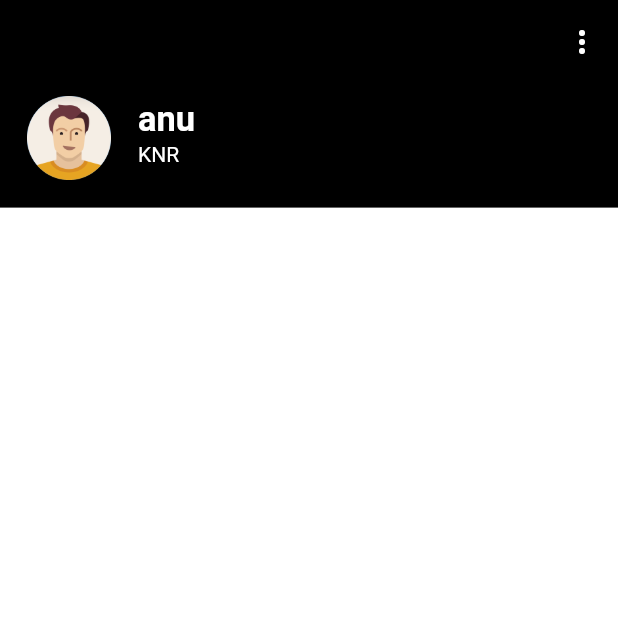
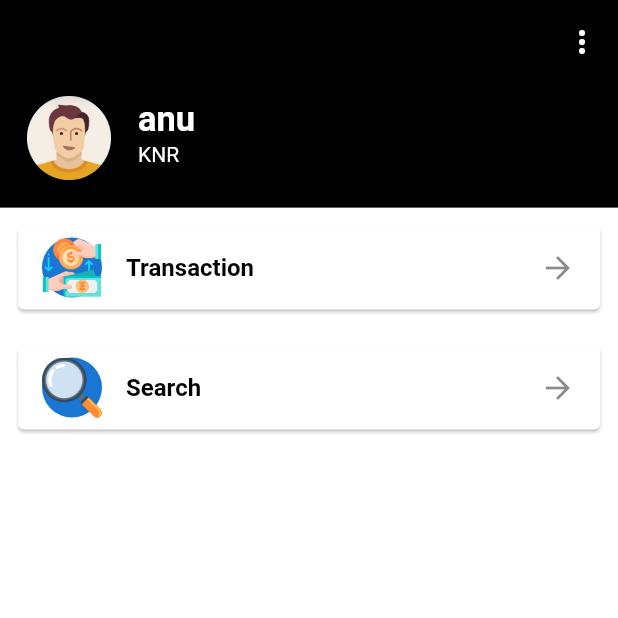
Before and after one commit to vegaKannur12/gulferp, a Flutter app: the screen it shows after launch, on a phone screen of 412 x 824 dp, the top half of it. Run offline on Flutter 3.47's test engine with Material 2 defaults, Android fonts, the phone set to English and light mode, and no system bars; our stand-ins replace connectivity_plus, device_info_plus, flutter_spinkit, google_fonts, lottie, permission_handler and 2 more; accounts and stored records are empty.

Commit message:
dashboard

```diff
--- a/lib/screen/dashboard/maindashBoard.dart
+++ b/lib/screen/dashboard/maindashBoard.dart
@@ -89,6 +89,66 @@ class _MainDashboardState extends State<MainDashboard> {
                 ),
                 color: P_Settings.loginPagetheme,
               ),
+              Padding(
+                padding: const EdgeInsets.all(8.0),
+                child: Card(
+                  child: ListTile(
+                    onTap: () {
+                      // Provider.of<Controller>(context, listen: false)
+                      //     .getTransactionList(context);
+
+                      // Navigator.push(
+                      //   context,
+                      //   MaterialPageRoute(
+                      //       builder: (context) => TransactionPage()),
+                      // );
+                    },
+                    leading: CircleAvatar(
+                        radius: 20, child: Image.asset("asset/exchanging.png")),
+                    trailing: Icon(Icons.arrow_forward),
+                    title: Text(
+                      "Transaction",
+                      style: GoogleFonts.aBeeZee(
+                        textStyle: Theme.of(context).textTheme.bodyText2,
+                        fontSize: 16,
+                        fontWeight: FontWeight.bold,
+                        color: P_Settings.loginPagetheme,
+                      ),
+                    ),
+                  ),
+                ),
+              ),
+              Padding(
+                padding: const EdgeInsets.all(8.0),
+                child: Card(
+                  child: ListTile(
+                    onTap: () {
+                      // Provider.of<Controller>(context, listen: false)
+                      //     .getTransactionList(context);
+                      // Provider.of<Controller>(context, listen: false)
+                      //     .setIssearch(false);
+                      // Navigator.push(
+                      //   context,
+                      //   MaterialPageRoute(
+                      //       builder: (context) =>
+                      //           SearchScreen(type: "start")),
+                      // );
+                    },
+                    leading: CircleAvatar(
+                        radius: 20, child: Image.asset("asset/search.png")),
+                    trailing: Icon(Icons.arrow_forward),
+                    title: Text(
+                      "Search",
+                      style: GoogleFonts.aBeeZee(
+                        textStyle: Theme.of(context).textTheme.bodyText2,
+                        fontSize: 16,
+                        fontWeight: FontWeight.bold,
+                        color: P_Settings.loginPagetheme,
+                      ),
+                    ),
+                  ),
+                ),
+              ),
             ],
           ),
         ),
```
